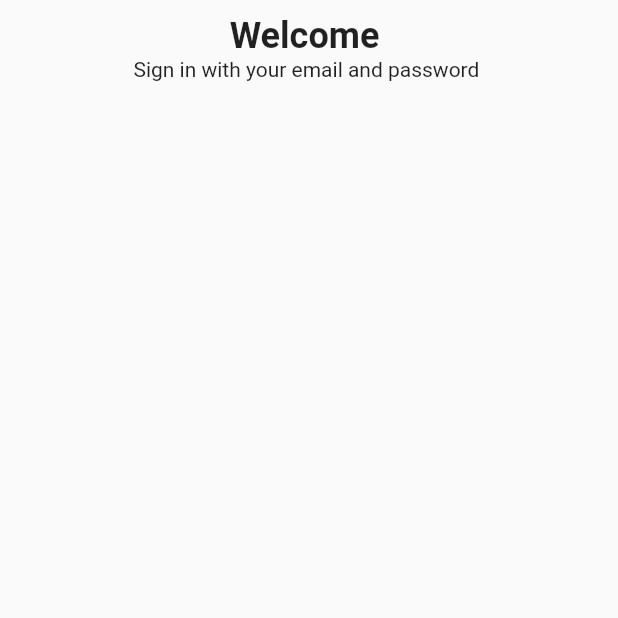
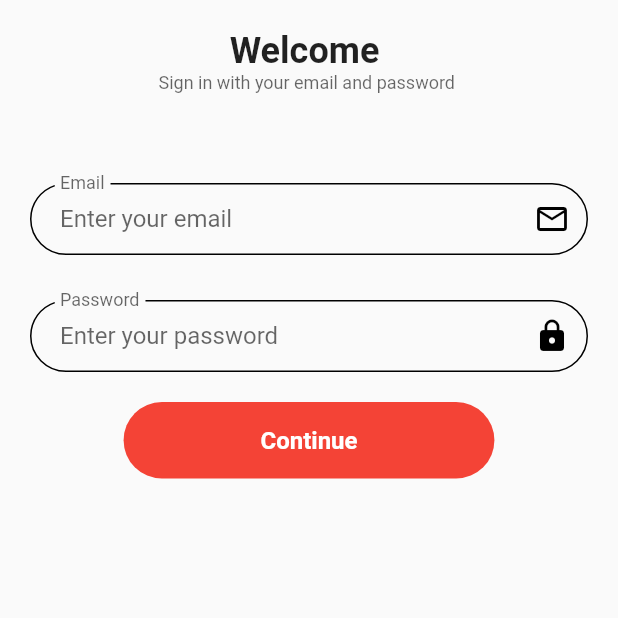
Before and after one commit to anhquantr123/flutter_app_ecommerce_2, a Flutter app: the screen it shows after launch, after a tap on "Tiếp tục", on a phone screen of 412 x 824 dp, the top half of it. Run offline on Flutter 3.47's test engine with Material 2 defaults, Android fonts, the phone set to English and light mode, and no system bars.

Commit message:
add screen sign in

```diff
--- a/lib/constants/widget_export.dart
+++ b/lib/constants/widget_export.dart
@@ -0,0 +1,2 @@
+export '../widgets/round_text_field.dart';
+export '../widgets/round_button.dart';
--- a/lib/screens/sign_in/widget_sign_in/body_sign_in.dart
+++ b/lib/screens/sign_in/widget_sign_in/body_sign_in.dart
@@ -1,5 +1,6 @@
 import 'package:flutter/material.dart';
 import 'package:flutter_app_ecommerce_2/constants/constants_style.dart';
+import 'package:flutter_app_ecommerce_2/constants/widget_export.dart';
 
 class Body extends StatefulWidget {
   Body({Key? key}) : super(key: key);
@@ -11,12 +12,13 @@ class Body extends StatefulWidget {
 class _BodyState extends State<Body> {
   @override
   Widget build(BuildContext context) {
-    return SafeArea(
-      child: Center(
+    Size size = MediaQuery.of(context).size;
+    return SingleChildScrollView(
+      child: SafeArea(
         child: Column(
-          children: const <Widget>[
-            SizedBox(height: 10),
-            Text(
+          children: <Widget>[
+            const SizedBox(height: 20),
+            const Text(
               "Welcome ",
               style:
                   TextStyle(fontSize: textSizeHeading4, fontWeight: fontBold),
@@ -24,9 +26,31 @@ class _BodyState extends State<Body> {
             Text(
               "Sign in with your email and password ",
               style: TextStyle(
-                fontSize: textSizeBody4,
-              ),
-            )
+                  fontSize: textSizeBody5,
+                  color: textColorBlack.withOpacity(0.6)),
+            ),
+            const SizedBox(height: 30),
+            RoundTextField(
+                label: "Email",
+                hintext: "Enter your email",
+                icons: const Icon(
+                  Icons.email_outlined,
+                  color: blackColor,
+                ),
+                valueChange: (value) => {print(value)}),
+            RoundTextField(
+                label: "Password",
+                hintext: "Enter your password",
+                password: true,
+                icons: const Icon(
+                  Icons.lock,
+                  color: blackColor,
+                ),
+                valueChange: (value) => {print(value)}),
+            RoundButton(
+                text: "Continue",
+                width: size.width * 0.6,
+                ontap: () => {print("you are click ")}),
           ],
         ),
       ),
--- /dev/null
+++ b/lib/widgets/round_button.dart
@@ -0,0 +1,31 @@
+import 'package:flutter/material.dart';
+import 'package:flutter_app_ecommerce_2/constants/constants_style.dart';
+
+class RoundButton extends StatelessWidget {
+  final String text;
+  final double width;
+  final Function() ontap;
+  const RoundButton(
+      {Key? key, required this.text, required this.width, required this.ontap})
+      : super(key: key);
+
+  @override
+  Widget build(BuildContext context) {
+    return InkWell(
+      onTap: ontap,
+      child: Container(
+        width: width,
+        padding: const EdgeInsets.symmetric(vertical: 16),
+        margin: const EdgeInsets.symmetric(vertical: 20, horizontal: 20),
+        decoration: BoxDecoration(
+            color: Colors.red, borderRadius: BorderRadius.circular(28)),
+        child: Text(text,
+            textAlign: TextAlign.center,
+            style: const TextStyle(
+                fontSize: textSizeBody3,
+                fontWeight: fontBold,
+                color: textColorWhite)),
+      ),
+    );
+  }
+}
--- /dev/null
+++ b/lib/widgets/round_text_field.dart
@@ -0,0 +1,43 @@
+import 'package:flutter/material.dart';
+import 'package:flutter_app_ecommerce_2/constants/constants_style.dart';
+
+class RoundTextField extends StatelessWidget {
+  final String label, hintext;
+  final ValueChanged valueChange;
+  final Widget icons;
+  final bool password;
+  const RoundTextField(
+      {Key? key,
+      required this.label,
+      required this.hintext,
+      required this.icons,
+      this.password = false,
+      required this.valueChange})
+      : super(key: key);
+
+  @override
+  Widget build(BuildContext context) {
+    Size size = MediaQuery.of(context).size;
+    return Container(
+        margin: const EdgeInsets.only(left: 20, right: 20, top: 30),
+        width: size.width,
+        child: TextFormField(
+            obscureText: password,
+            onChanged: valueChange,
+            decoration: InputDecoration(
+                contentPadding:
+                    const EdgeInsets.symmetric(horizontal: 20, vertical: 10),
+                label: Text(label),
+                hintText: hintext,
+                floatingLabelBehavior: FloatingLabelBehavior.always,
+                enabledBorder: OutlineInputBorder(
+                  borderRadius: BorderRadius.circular(30),
+                  borderSide: const BorderSide(color: blackColor),
+                ),
+                focusedBorder: OutlineInputBorder(
+                  borderRadius: BorderRadius.circular(30),
+                  borderSide: const BorderSide(color: blackColor),
+                ),
+                suffixIcon: icons)));
+  }
+}
```
